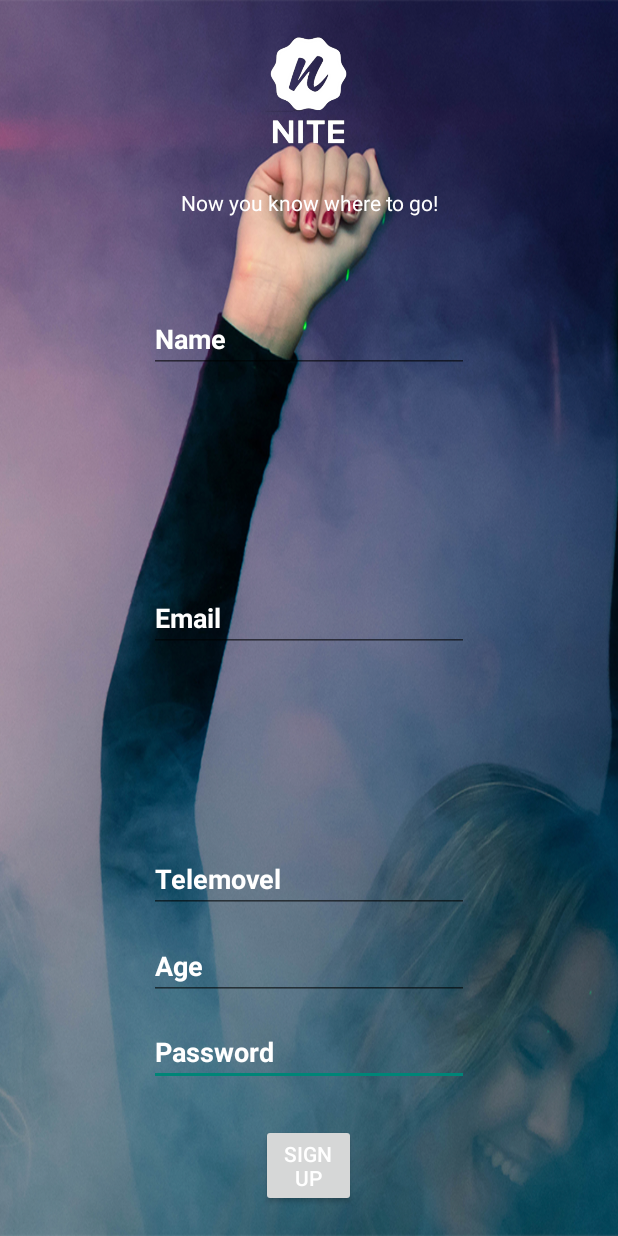
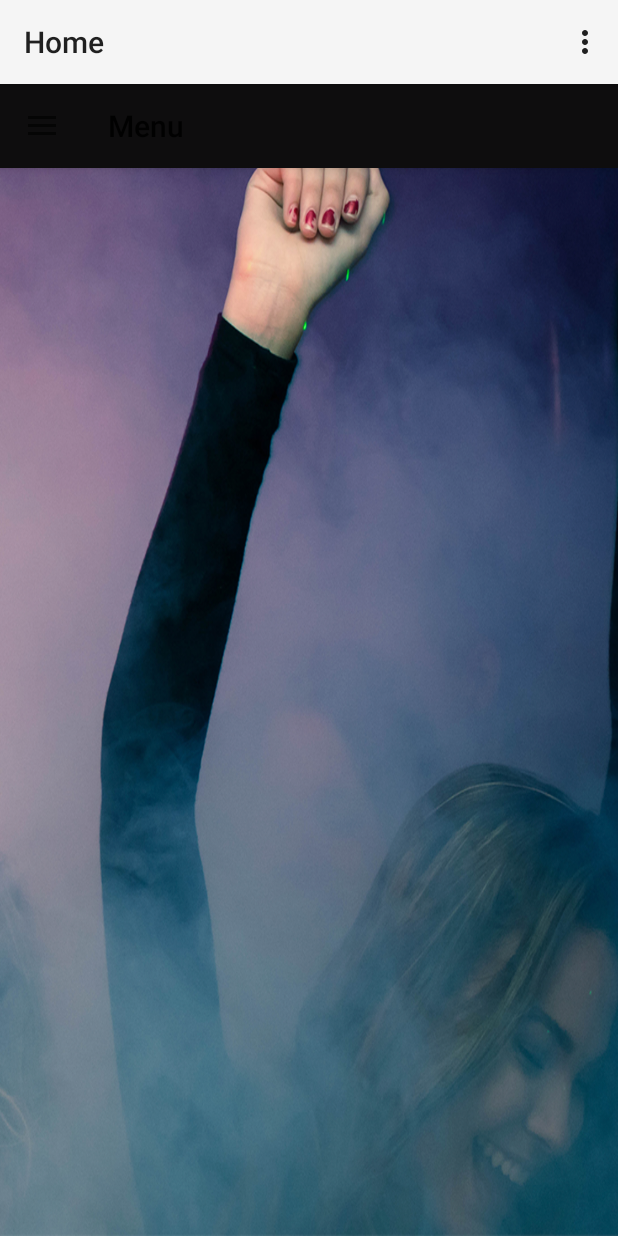
Before and after one commit to PedroMiguelSilva/Nite, an Android app: the SignUp screen opened directly, with no data from a screen before it, after a tap on "SIGNUP", on a phone screen of 412 x 824 dp. Run offline under Robolectric (Android 15) with nearby library versions, the phone set to English and light mode, and no system bars; our stand-ins replace Firebase (no records; nobody signed in at launch, a user with empty details on screens opened directly), Picasso; 2 statements that could not run were skipped.

Commit message:
Minor UI fix and Error/Warning fixes

```diff
--- a/app/src/main/java/com/example/miguelmoura/nite_nightapp/SignUp.java
+++ b/app/src/main/java/com/example/miguelmoura/nite_nightapp/SignUp.java
@@ -2,6 +2,7 @@ package com.example.miguelmoura.nite_nightapp;
 
 import android.app.Activity;
 import android.app.ProgressDialog;
+import android.content.Intent;
 import android.os.Bundle;
 import android.view.View;
 import android.widget.Button;
@@ -9,6 +10,7 @@ import android.widget.EditText;
 import android.widget.Toast;
 
 import com.example.miguelmoura.nite_nightapp.Model.User;
+import com.example.miguelmoura.nite_nightapp.Session.Session;
 import com.google.firebase.database.DataSnapshot;
 import com.google.firebase.database.DatabaseError;
 import com.google.firebase.database.DatabaseReference;
@@ -25,18 +27,18 @@ import com.google.firebase.database.ValueEventListener;
             setContentView(R.layout.activity_sign_up);
 
             /* Initialize the Fields */
-            userName = (EditText)findViewById(R.id.name1);
-            email = (EditText)findViewById(R.id.email1);
-            password = (EditText)findViewById(R.id.password);
-            phoneNumber = (EditText)findViewById(R.id.telemovel);
-            birthYear = (EditText)findViewById(R.id.age);
-            btnSignUp = (Button) findViewById(R.id.btnSignUp);
+            userName    = findViewById(R.id.name1);
+            email       = findViewById(R.id.email1);
+            password    = findViewById(R.id.password);
+            phoneNumber = findViewById(R.id.telemovel);
+            birthYear   = findViewById(R.id.age);
+            btnSignUp   = findViewById(R.id.btnSignUp);
 
             /* Start connection with data base */
             FirebaseDatabase database = FirebaseDatabase.getInstance();
             final DatabaseReference table_user = database.getReference("User");
 
-            /* Button funcionality */
+            /* Button functionality */
             btnSignUp.setOnClickListener(new View.OnClickListener() {
                 @Override
                 public void onClick(View v) {
@@ -58,6 +60,10 @@ import com.google.firebase.database.ValueEventListener;
                                 User user = new User(userName.getText().toString(), email.getText().toString(), phoneNumber.getText().toString(), birthYear.getText().toString(), password.getText().toString());
                                 table_user.child(userName.getText().toString()).setValue(user);
                                 Toast.makeText(SignUp.this,"login successful", Toast.LENGTH_SHORT).show();
+                                Intent homeIntent = new Intent(SignUp.this,Home.class);
+                                Session.currentUser = user;
+                                startActivity(homeIntent);
+                                finish();
                             }
                         }
 
--- a/app/src/main/res/layout/app_bar_home.xml
+++ b/app/src/main/res/layout/app_bar_home.xml
@@ -14,8 +14,8 @@
         <android.support.v7.widget.Toolbar
             android:id="@+id/toolbar"
             android:layout_width="match_parent"
-            android:layout_height="?attr/actionBarSize"
-            android:background="?attr/colorPrimary"
+            android:layout_height="?android:attr/actionBarSize"
+            android:background="@color/overlay_ActionBar"
             app:popupTheme="@style/AppTheme.PopupOverlay" />
 
     </android.support.design.widget.AppBarLayout>
```
Also changed, not shown: app/src/main/java/com/example/miguelmoura/nite_nightapp/Model/Event.java (+32 -7 lines), app/src/main/java/com/example/miguelmoura/nite_nightapp/SignIn.java (+3 -4 lines).
